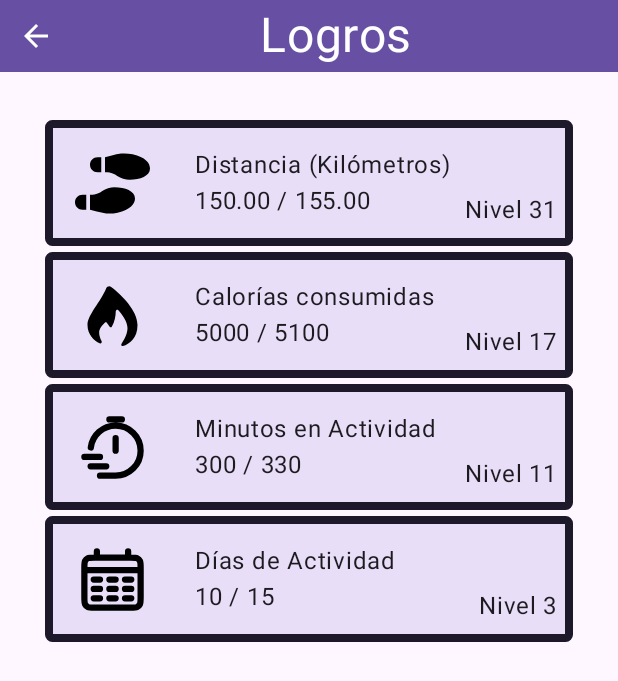
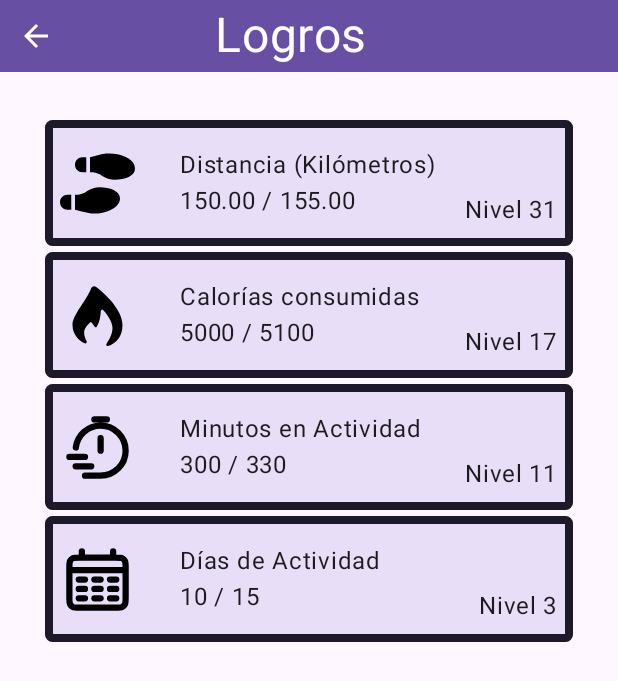
Before and after one commit to unlam-tec-movil/A3-2024-H1-E4, an Android app built with Jetpack Compose: the composable MainScreen shown on its own in the app's theme, after a tap on "Más Detalles", on a phone screen of 412 x 824 dp. Shown: the top 681 px of the screen. Run offline under Robolectric (Android 15) with nearby library versions, the phone set to English and light mode, and no system bars; our stand-ins replace Dagger/Hilt's generated code, Room's generated code; 1 statement that could not run was skipped.

Commit message:
Acomoda home

```diff
--- a/app/build.gradle.kts
+++ b/app/build.gradle.kts
@@ -72,6 +72,7 @@ dependencies {
     implementation(libs.androidx.ui.tooling.preview)
     implementation(libs.androidx.material3)
     implementation(libs.androidx.room.ktx)
+    implementation("androidx.compose.material3.adaptive:adaptive:1.0.0-beta03")
     ksp("androidx.room:room-compiler:2.6.1")
     implementation(libs.androidx.constraintlayout)
     implementation(libs.androidx.ui.text.google.fonts)
--- a/app/src/main/java/ar/edu/unlam/mobile/scaffolding/data/Converters.kt
+++ b/app/src/main/java/ar/edu/unlam/mobile/scaffolding/data/Converters.kt
@@ -11,6 +11,6 @@ class Converters {
 
     @TypeConverter
     fun dateToTimestamp(date: Date?): Long? {
-        return date?.time?.toLong()
+        return date?.time
     }
 }
--- a/app/src/main/java/ar/edu/unlam/mobile/scaffolding/ui/components/Achievement.kt
+++ b/app/src/main/java/ar/edu/unlam/mobile/scaffolding/ui/components/Achievement.kt
@@ -7,10 +7,10 @@ import androidx.compose.foundation.border
 import androidx.compose.foundation.layout.Arrangement
 import androidx.compose.foundation.layout.Column
 import androidx.compose.foundation.layout.Row
+import androidx.compose.foundation.layout.fillMaxHeight
 import androidx.compose.foundation.layout.fillMaxWidth
 import androidx.compose.foundation.layout.height
 import androidx.compose.foundation.layout.padding
-import androidx.compose.foundation.layout.size
 import androidx.compose.foundation.shape.RoundedCornerShape
 import androidx.compose.material3.MaterialTheme
 import androidx.compose.material3.Text
@@ -34,7 +34,7 @@ fun Achievement(
     total: Double = 10.0,
     decimals: Int = 2,
     level: Int = 1,
-    rotation: Float = 1f,
+    rotation: Float = 0f,
     modifier: Modifier =
         Modifier
             .padding(vertical = 2.dp)
@@ -66,10 +66,10 @@ fun Achievement(
             colorFilter = ColorFilter.tint(Color.Black),
             modifier =
                 modifier
-                    .size(60.dp)
-                    .padding(start = 10.dp),
+                    .fillMaxWidth(.15f)
+                    .fillMaxHeight(.5f),
         )
-        Column(modifier = modifier.padding(start = 30.dp)) {
+        Column(modifier = modifier.padding(start = 30.dp).fillMaxWidth(.7f)) {
             Text(text = name)
             Text(text = "${"%.${decimals}f".format(current)} / ${"%.${decimals}f".format(total)}")
         }
--- a/app/src/main/java/ar/edu/unlam/mobile/scaffolding/ui/components/AchievementHeader.kt
+++ b/app/src/main/java/ar/edu/unlam/mobile/scaffolding/ui/components/AchievementHeader.kt
@@ -39,8 +39,7 @@ fun AchievementHeader(
             horizontalArrangement = Arrangement.Start,
             modifier =
                 modifier
-                    .fillMaxWidth()
-                    .padding(start = 30.dp),
+                    .fillMaxWidth(1f),
         ) {
             Text(
                 text = "Logros",
--- a/app/src/main/java/ar/edu/unlam/mobile/scaffolding/ui/components/AchievementRow.kt
+++ b/app/src/main/java/ar/edu/unlam/mobile/scaffolding/ui/components/AchievementRow.kt
@@ -2,6 +2,7 @@ package ar.edu.unlam.mobile.scaffolding.ui.components
 
 import androidx.compose.foundation.layout.Arrangement
 import androidx.compose.foundation.layout.Spacer
+import androidx.compose.foundation.layout.fillMaxHeight
 import androidx.compose.foundation.layout.fillMaxWidth
 import androidx.compose.foundation.layout.padding
 import androidx.compose.foundation.lazy.LazyRow
@@ -23,6 +24,7 @@ fun AchievementRow(user: User = MockEntities.user) {
         modifier =
             Modifier
                 .fillMaxWidth()
+                .fillMaxHeight(.4f)
                 .padding(bottom = 10.dp),
     ) {
         items(1) {
--- a/app/src/main/java/ar/edu/unlam/mobile/scaffolding/ui/components/HomeHeader.kt
+++ b/app/src/main/java/ar/edu/unlam/mobile/scaffolding/ui/components/HomeHeader.kt
@@ -7,7 +7,6 @@ import androidx.compose.foundation.layout.Arrangement
 import androidx.compose.foundation.layout.Box
 import androidx.compose.foundation.layout.Column
 import androidx.compose.foundation.layout.Row
-import androidx.compose.foundation.layout.fillMaxHeight
 import androidx.compose.foundation.layout.fillMaxWidth
 import androidx.compose.foundation.layout.height
 import androidx.compose.foundation.layout.padding
@@ -34,7 +33,7 @@ fun HomeHeader(user: User = MockEntities.user) {
         Box(
             Modifier
                 .fillMaxWidth()
-                .fillMaxHeight(0.13f)
+                .height(100.dp)
                 .background(
                     color = MaterialTheme.colorScheme.primary,
                 ),
--- a/app/src/main/java/ar/edu/unlam/mobile/scaffolding/ui/components/NoActivity.kt
+++ b/app/src/main/java/ar/edu/unlam/mobile/scaffolding/ui/components/NoActivity.kt
@@ -19,6 +19,7 @@ import androidx.compose.runtime.Composable
 import androidx.compose.ui.Alignment
 import androidx.compose.ui.Modifier
 import androidx.compose.ui.text.font.FontWeight
+import androidx.compose.ui.text.style.TextAlign
 import androidx.compose.ui.tooling.preview.Preview
 import androidx.compose.ui.unit.dp
 import androidx.compose.ui.unit.sp
@@ -52,12 +53,14 @@ fun NoActivity(modifier: Modifier = Modifier) {
             text = "Actualmente no tenés ningún recorrido",
             color = MaterialTheme.colorScheme.onPrimary,
             fontSize = 18.sp,
+            textAlign = TextAlign.Center,
         )
         Text(
             text = """Presioná "Iniciar Actividad" para empezar uno!""",
             color = MaterialTheme.colorScheme.onPrimary,
             fontSize = 18.sp,
             fontWeight = FontWeight.Bold,
+            textAlign = TextAlign.Center,
         )
     }
 }
--- a/app/src/main/java/ar/edu/unlam/mobile/scaffolding/ui/screens/HomeScreen.kt
+++ b/app/src/main/java/ar/edu/unlam/mobile/scaffolding/ui/screens/HomeScreen.kt
@@ -10,6 +10,7 @@ import androidx.compose.foundation.layout.Spacer
 import androidx.compose.foundation.layout.fillMaxHeight
 import androidx.compose.foundation.layout.fillMaxSize
 import androidx.compose.foundation.layout.fillMaxWidth
+import androidx.compose.foundation.layout.height
 import androidx.compose.foundation.layout.padding
 import androidx.compose.foundation.layout.size
 import androidx.compose.foundation.shape.RoundedCornerShape
@@ -117,6 +118,7 @@ fun HomeScreen(
                     modifier =
                         Modifier
                             .fillMaxWidth()
+                            .fillMaxHeight(.25f)
                             .padding(2.dp, 8.dp),
                     horizontalArrangement = Arrangement.SpaceBetween,
                     verticalAlignment = Alignment.CenterVertically,
@@ -126,6 +128,7 @@ fun HomeScreen(
                         fontSize = 18.sp,
                         fontWeight = FontWeight.SemiBold,
                         color = MaterialTheme.colorScheme.primary,
+                        modifier = modifier.height(25.dp),
                     )
                     OutlinedButton(
                         onClick = { navController.navigate(Routes.Awards.name) },
@@ -145,7 +148,7 @@ fun HomeScreen(
                 Spacer(modifier = modifier.padding(10.dp))
                 StartButton(action = {
                     navController.navigate("${Routes.ActivityProgressScreen.name}/${userUiState.user.weight}")
-                }, modifier = modifier.fillMaxHeight(.5f))
+                }, modifier = modifier.height(80.dp))
             }
         }
     }
--- a/gradle/libs.versions.toml
+++ b/gradle/libs.versions.toml
@@ -20,6 +20,7 @@ playServicesLocation = "21.2.0"
 constraintlayout = "2.1.4"
 composeMaterial = "1.3.1"
 uiTextGoogleFonts = "1.6.7"
+material3WindowSizeClassAndroid = "1.2.1"
 
 [libraries]
 androidx-core-ktx = { group = "androidx.core", name = "core-ktx", version.ref = "coreKtx" }
```
Also changed, not shown: app/src/main/java/ar/edu/unlam/mobile/scaffolding/ui/components/ActivityResult.kt (+54 -24 lines), app/src/main/java/ar/edu/unlam/mobile/scaffolding/ui/components/ActivityResultCard.kt (+7 -5 lines).
